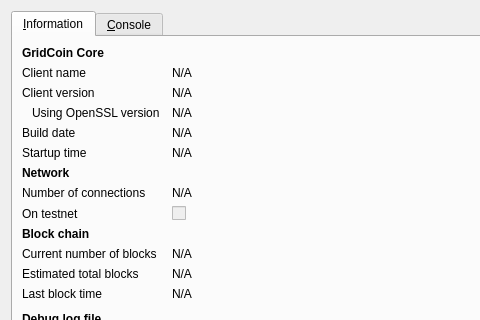
Old version of the form src/qt/forms/_bcBackup/rpcconsole.ui in the repository gridcoin-community/Gridcoin-Research; both pictures show x 0 to 480 and y 0 to 320 of the 740 by 450 pixel window.
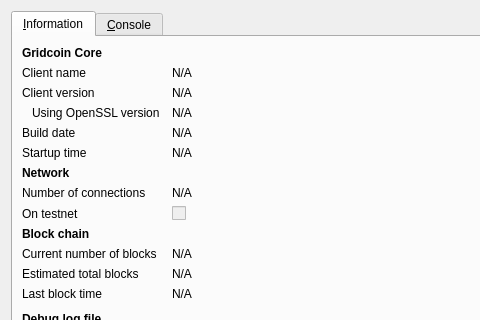
New version of the form. Icons and pictures are not drawn.

```diff
--- a/src/qt/forms/_bcBackup/rpcconsole.ui
+++ b/src/qt/forms/_bcBackup/rpcconsole.ui
@@ -36,7 +36,7 @@
           </font>
          </property>
          <property name="text">
-          <string>GridCoin Core</string>
+          <string>Gridcoin Core</string>
          </property>
         </widget>
        </item>
```
Left out of the diff: 6 changed lines with no effect on the pictures.
